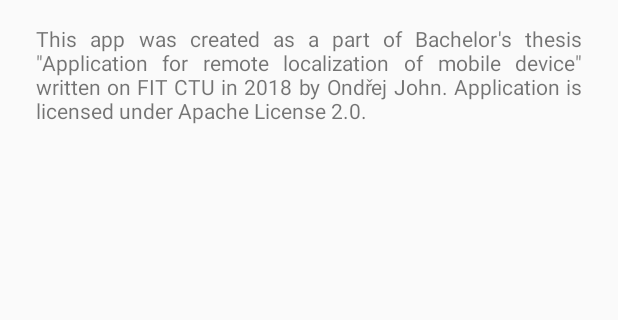
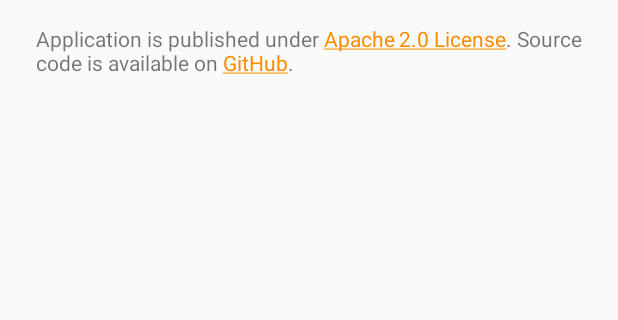
Before and after one commit to johnondrej/location-tracker, an Android app: the layout fragment_about_app.xml on its own in the app's theme, with its tools: preview values and no code run, on a phone screen of 412 x 824 dp, the part 287-607 px from its top. Run offline under Robolectric (Android 15) with nearby library versions, the phone set to English and light mode, and no system bars.

Commit message:
Update "About app" text

```diff
--- a/app/src/main/java/cz/ojohn/locationtracker/screen/about/AboutFragment.kt
+++ b/app/src/main/java/cz/ojohn/locationtracker/screen/about/AboutFragment.kt
@@ -2,6 +2,7 @@ package cz.ojohn.locationtracker.screen.about
 
 import android.os.Bundle
 import android.support.v4.app.DialogFragment
+import android.text.method.LinkMovementMethod
 import android.view.LayoutInflater
 import android.view.View
 import android.view.ViewGroup
@@ -28,6 +29,7 @@ class AboutFragment : DialogFragment() {
         context?.let {
             txtVersion.text = it.getString(R.string.about_app_version,
                     it.packageManager.getPackageInfo(it.packageName, 0).versionName)
+            txtDescription.movementMethod = LinkMovementMethod.getInstance()
         }
     }
 }
--- a/app/src/main/res/values/strings.xml
+++ b/app/src/main/res/values/strings.xml
@@ -172,7 +172,7 @@
     <!-- About app dialog strings -->
     <string name="about_app_version">version %1$s</string>
     <string name="about_app_author">Ondřej John, 2018</string>
-    <string name="about_app_description">This app was created as a part of Bachelor\'s thesis \"Application for remote localization of mobile device\" written on FIT CTU in 2018 by Ondřej John. Application is licensed under Apache License 2.0.</string>
+    <string name="about_app_description">Application is published under <a href="https://www.apache.org/licenses/LICENSE-2.0">Apache 2.0 License</a>. Source code is available on <a href="https://github.com">GitHub</a>.</string>
 
     <!-- Accessibility image descriptions -->
     <string name="accessibility_notice">Notice icon</string>
```
Also changed, not shown: 1 other file.
